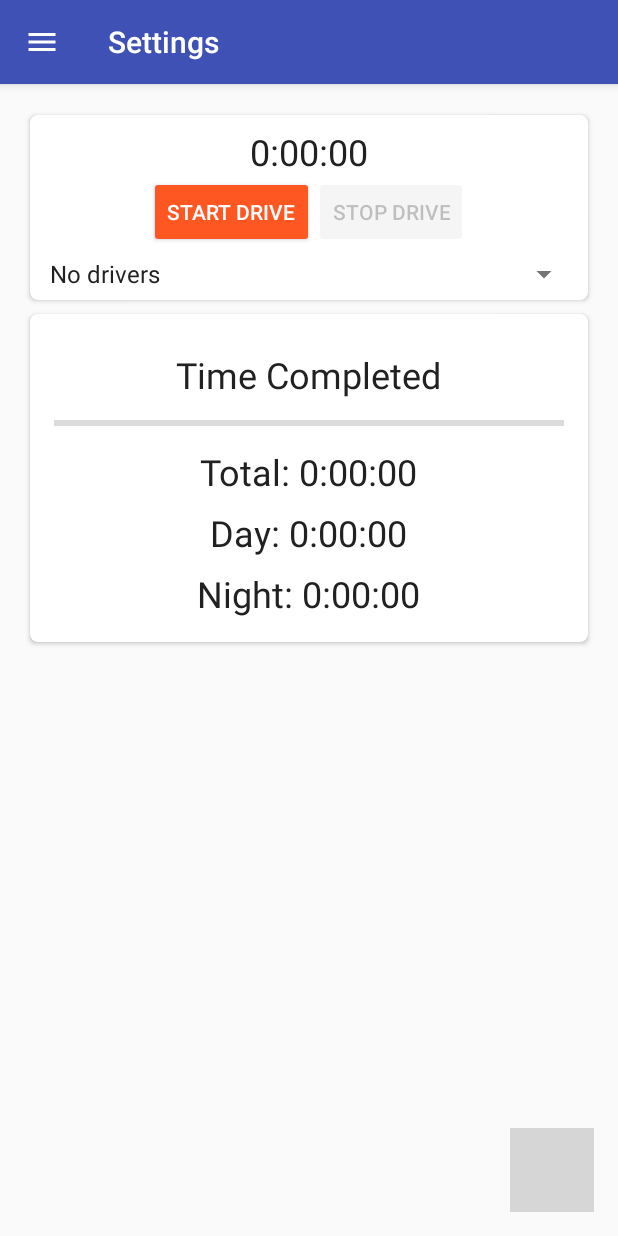
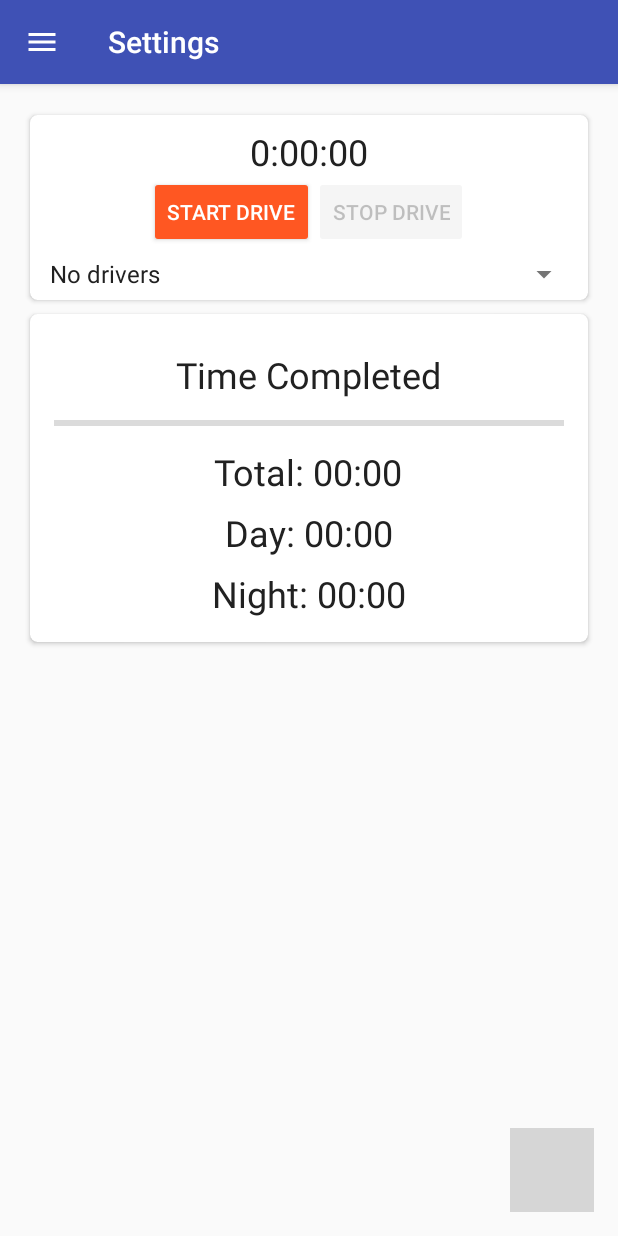
Before and after one commit to brianjaustin/permitlog-android, an Android app: the fragment HomeFragment placed in its activity, on a phone screen of 412 x 824 dp. Run offline under Robolectric (Android 15) with nearby library versions, the phone set to English and light mode, and no system bars; our stand-ins replace Firebase (no records; nobody signed in at launch, a user with empty details on screens opened directly); libraries missing offline, so code that uses them is left out: com.afollestad.materialdialogs, com.firebase.ui, com.github.clans.fab; plain views replace FloatingActionButton, FloatingActionMenu; 4 statements that could not run were skipped; grey boxes are pictures that could not be loaded.

Commit message:
Design tweaks

```diff
--- a/AppChallenge/app/src/main/java/team/tr/permitlog/ElapsedTime.java
+++ b/AppChallenge/app/src/main/java/team/tr/permitlog/ElapsedTime.java
@@ -14,11 +14,14 @@ public class ElapsedTime {
     public static String TAG = "ElapsedTime";
 
     public static String formatSeconds(long seconds) {
-        /* Adds "0:" to DateUtils.formatElapsedTime() if seconds < 3600. */
         String secondsString = DateUtils.formatElapsedTime(seconds);
         //If the time is less than an hour, then add "0:" to the beginning:
-        if (seconds < 3600) secondsString = "0:"+secondsString;
-        return secondsString;
+        if (seconds < 36000) {
+            if (seconds < 3600) secondsString = "00:" + secondsString;
+            else secondsString = "0:" + secondsString;
+        }
+        //Removes seconds from time, becouse it's unneeded information
+        return secondsString.substring(0, secondsString.length()-3);
     }
 
     //Firebase reference:
--- a/AppChallenge/app/src/main/java/team/tr/permitlog/HomeFragment.java
+++ b/AppChallenge/app/src/main/java/team/tr/permitlog/HomeFragment.java
@@ -146,14 +146,14 @@ public class HomeFragment extends Fragment {
         String totalTimeStr = ElapsedTime.formatSeconds(totalTime/1000);
         // Show the goal if it is nonzero:
         if (totalGoal == 0) totalTimeView.setText("Total: "+totalTimeStr);
-        else totalTimeView.setText("Total: "+totalTimeStr+"/"+totalGoal+" hrs");
+        else totalTimeView.setText("Total: "+totalTimeStr+"/0"+totalGoal+":00 hrs.");
         // Do the same for day and night:
         String dayTimeStr = ElapsedTime.formatSeconds(dayTime/1000);
         if (dayGoal == 0) dayTimeView.setText("Day: "+dayTimeStr);
-        else dayTimeView.setText("Day: "+dayTimeStr+"/"+dayGoal+" hrs");
+        else dayTimeView.setText("Day: "+dayTimeStr+"/0"+dayGoal+":00 hrs.");
         String nightTimeStr = ElapsedTime.formatSeconds(nightTime/1000);
         if (nightGoal == 0) nightTimeView.setText("Night: "+nightTimeStr);
-        else nightTimeView.setText("Night: "+nightTimeStr+"/"+nightGoal+" hrs");
+        else nightTimeView.setText("Night: "+nightTimeStr+"/0"+nightGoal+":00 hrs.");
     }
 
     //This is the listener for the "Start Drive" button.
--- a/AppChallenge/app/src/main/res/values/styles.xml
+++ b/AppChallenge/app/src/main/res/values/styles.xml
@@ -28,7 +28,9 @@
         <item name="colorPrimaryDark">@color/colorPrimaryDark</item>
         <item name="colorAccent">@color/colorAccent</item>
         <item name="android:homeAsUpIndicator">@drawable/ic_close_white</item>
+        <item name="homeAsUpIndicator">@drawable/ic_close_white</item>‌
         <item name="android:activatedBackgroundIndicator">@drawable/drawer_list_selector</item>
+
     </style>
     <style name="MyAlertDialogStyle" parent="Theme.AppCompat.Light.Dialog.Alert"> </style>
 
```
